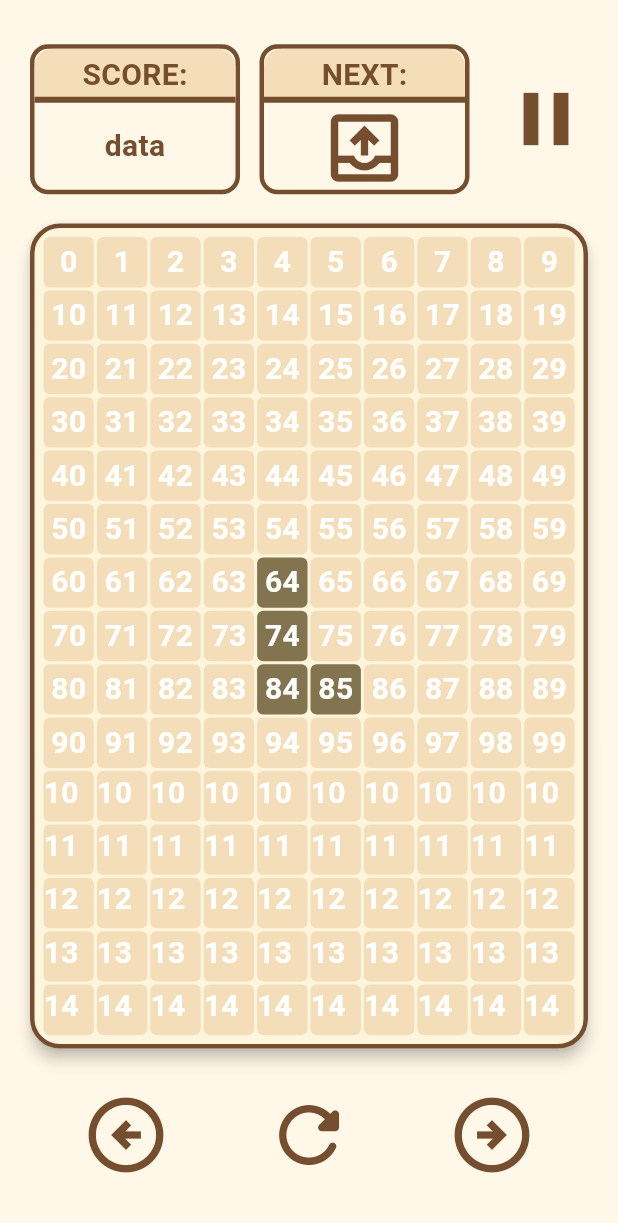
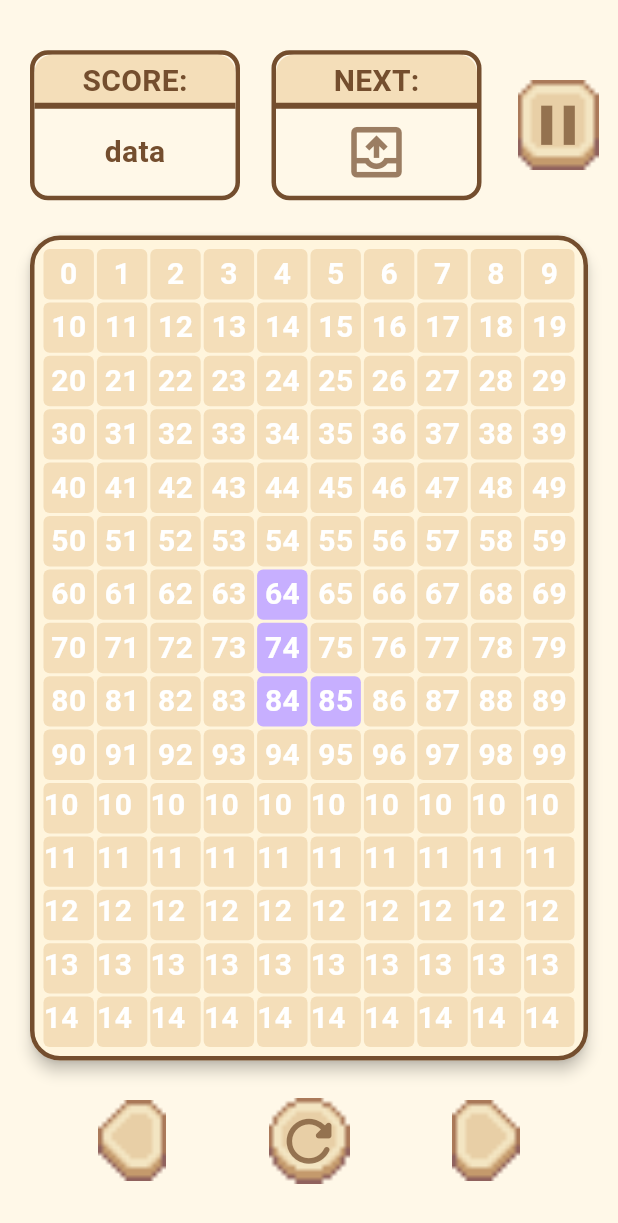
Before and after one commit to Alex-Yu21/tetris, a Flutter app: the screen it shows after launch, on a phone screen of 412 x 824 dp. Shown: the top 1223 px of the screen. Run offline on Flutter 3.47's test engine with Material 3 defaults, Android fonts, the phone set to English and light mode, and no system bars.

Commit message:
style: new buttons and colors

```diff
--- a/lib/domain/entities/values.dart
+++ b/lib/domain/entities/values.dart
@@ -51,11 +51,11 @@ enum Tetromino {
 }
 
 Map<Tetromino, Color> tetrominoColors = {
-  Tetromino.L: const Color.fromARGB(255, 129, 116, 78),
-  Tetromino.J: const Color.fromARGB(255, 202, 167, 93),
-  Tetromino.I: const Color.fromARGB(255, 191, 178, 102),
-  Tetromino.O: const Color.fromARGB(255, 205, 145, 89),
-  Tetromino.S: const Color.fromARGB(255, 198, 155, 104),
-  Tetromino.Z: const Color.fromARGB(255, 133, 122, 55),
-  Tetromino.T: const Color.fromARGB(255, 224, 139, 84),
+  Tetromino.L: const Color.fromARGB(255, 199, 175, 255),
+  Tetromino.J: const Color.fromARGB(255, 223, 164, 161),
+  Tetromino.I: const Color.fromARGB(255, 194, 123, 131),
+  Tetromino.O: const Color.fromARGB(255, 136, 161, 111),
+  Tetromino.S: const Color.fromARGB(255, 106, 144, 107),
+  Tetromino.Z: const Color.fromARGB(255, 146, 178, 212),
+  Tetromino.T: const Color.fromARGB(255, 180, 203, 221),
 };
--- a/lib/main.dart
+++ b/lib/main.dart
@@ -32,7 +32,10 @@ class TetrisGame extends StatelessWidget {
             color: Color(0xFF744E2E),
           ),
         ),
-        iconTheme: const IconThemeData(color: Color(0xFF744E2E), size: 60),
+        iconTheme: const IconThemeData(
+          color: Color.fromARGB(184, 116, 78, 46),
+          size: 45,
+        ),
       ),
       home: BoardScreen(manager: GameManager()),
     );
--- a/lib/presentation/screens/board.dart
+++ b/lib/presentation/screens/board.dart
@@ -1,5 +1,7 @@
 import 'package:flutter/material.dart';
 import 'package:tetris/domain/logic/game_manager.dart';
+import 'package:tetris/presentation/widgets/button_icon_widget.dart';
+import 'package:tetris/presentation/widgets/button_widget.dart';
 import 'package:tetris/presentation/widgets/card_widget.dart';
 import 'package:tetris/presentation/widgets/pixel_widget.dart';
 import 'package:tetris/domain/entities/values.dart';
@@ -84,7 +86,12 @@ class _BoardState extends State<BoardScreen> {
         children: [
           const CardWidget(title: 'SCORE:', result: Text('data')),
           const CardWidget(title: 'NEXT:', result: Icon(Icons.outbox_outlined)),
-          IconButton(onPressed: () {}, icon: Icon(Icons.pause)),
+          ButtonIconWidget(
+            normalImage: 'assets/button.png',
+            pressedImage: 'assets/button_pr.png',
+            onTap: () {},
+            icon: Icon(Icons.pause),
+          ),
         ],
       ),
     );
@@ -94,17 +101,21 @@ class _BoardState extends State<BoardScreen> {
     return Row(
       mainAxisAlignment: MainAxisAlignment.spaceEvenly,
       children: [
-        IconButton(
-          onPressed: widget.manager.moveLeft,
-          icon: Icon(Icons.arrow_circle_left_outlined),
+        ButtonWidget(
+          normalImage: 'assets/arrow_left.png',
+          onTap: widget.manager.moveLeft,
+          pressedImage: 'assets/arrow_left_pr.png',
         ),
-        IconButton(
-          onPressed: widget.manager.rotatePiece,
+        ButtonIconWidget(
           icon: Icon(Icons.refresh_rounded),
+          normalImage: 'assets/button_circle.png',
+          pressedImage: 'assets/button_circle_pr.png',
+          onTap: widget.manager.rotatePiece,
         ),
-        IconButton(
-          onPressed: widget.manager.moveRight,
-          icon: Icon(Icons.arrow_circle_right_outlined),
+        ButtonWidget(
+          normalImage: 'assets/arrow_right.png',
+          onTap: widget.manager.moveRight,
+          pressedImage: 'assets/arrow_right_pr.png',
         ),
       ],
     );
--- /dev/null
+++ b/lib/presentation/widgets/button_icon_widget.dart
@@ -0,0 +1,70 @@
+import 'package:flutter/material.dart';
+
+class ButtonIconWidget extends StatefulWidget {
+  final String normalImage;
+  final String pressedImage;
+  final VoidCallback onTap;
+  final Icon icon;
+  final double size;
+
+  const ButtonIconWidget({
+    super.key,
+    required this.normalImage,
+    required this.pressedImage,
+    required this.onTap,
+    required this.icon,
+    this.size = 60,
+  });
+
+  @override
+  State<ButtonIconWidget> createState() => _ButtonIconWidgetState();
+}
+
+class _ButtonIconWidgetState extends State<ButtonIconWidget> {
+  bool isPressed = false;
+
+  void _tap(_) {
+    setState(() {
+      isPressed = true;
+    });
+  }
+
+  void _unTap(_) {
+    setState(() {
+      isPressed = false;
+    });
+  }
+
+  void _cancelTap() {
+    setState(() {
+      isPressed = false;
+    });
+  }
+
+  @override
+  Widget build(BuildContext context) {
+    return InkWell(
+      onTap: widget.onTap,
+      splashColor: Colors.transparent,
+      highlightColor: Colors.transparent,
+      hoverColor: Colors.transparent,
+      onTapDown: _tap,
+      onTapUp: _unTap,
+      onTapCancel: _cancelTap,
+      child: Stack(
+        alignment: Alignment.center,
+        children: [
+          Transform.scale(
+            scale: 3,
+            child: Image.asset(
+              isPressed ? widget.pressedImage : widget.normalImage,
+              width: widget.size,
+              height: widget.size,
+            ),
+          ),
+          widget.icon,
+        ],
+      ),
+    );
+  }
+}
--- /dev/null
+++ b/lib/presentation/widgets/button_widget.dart
@@ -0,0 +1,62 @@
+import 'package:flutter/material.dart';
+
+class ButtonWidget extends StatefulWidget {
+  final String normalImage;
+  final String pressedImage;
+  final VoidCallback onTap;
+  final double size;
+
+  const ButtonWidget({
+    super.key,
+    required this.normalImage,
+    required this.pressedImage,
+    required this.onTap,
+    this.size = 60,
+  });
+
+  @override
+  State<ButtonWidget> createState() => _ButtonWidgetState();
+}
+
+class _ButtonWidgetState extends State<ButtonWidget> {
+  bool isPressed = false;
+
+  void _tap(_) {
+    setState(() {
+      isPressed = true;
+    });
+  }
+
+  void _unTap(_) {
+    setState(() {
+      isPressed = false;
+    });
+  }
+
+  void _cancelTap() {
+    setState(() {
+      isPressed = false;
+    });
+  }
+
+  @override
+  Widget build(BuildContext context) {
+    return InkWell(
+      onTap: widget.onTap,
+      splashColor: Colors.transparent,
+      highlightColor: Colors.transparent,
+      hoverColor: Colors.transparent,
+      onTapDown: _tap,
+      onTapUp: _unTap,
+      onTapCancel: _cancelTap,
+      child: Transform.scale(
+        scale: 3,
+        child: Image.asset(
+          isPressed ? widget.pressedImage : widget.normalImage,
+          width: widget.size,
+          height: widget.size,
+        ),
+      ),
+    );
+  }
+}
```
Also changed, not shown: pubspec.yaml (+3 -4 lines), assets/arrow_left.png (added), assets/arrow_left_pr.png (added), assets/arrow_right.png (added), assets/arrow_right_pr.png (added), assets/button.png (added), assets/button_circle.png (added), assets/button_circle_pr.png (added), assets/button_pr.png (added).
